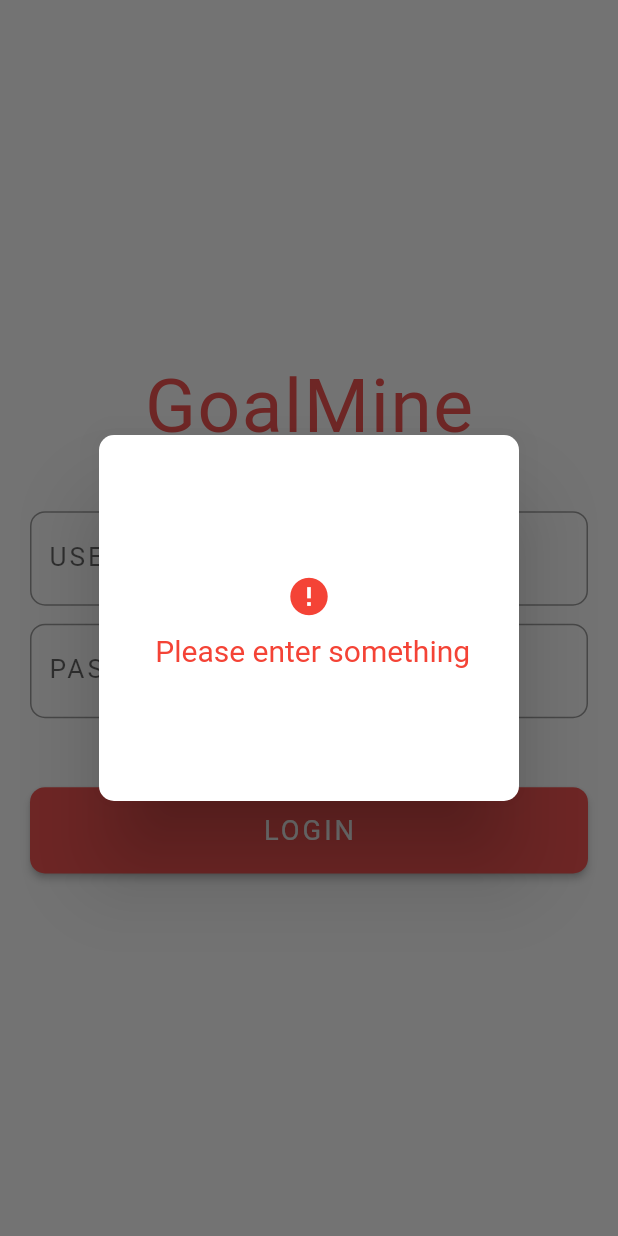
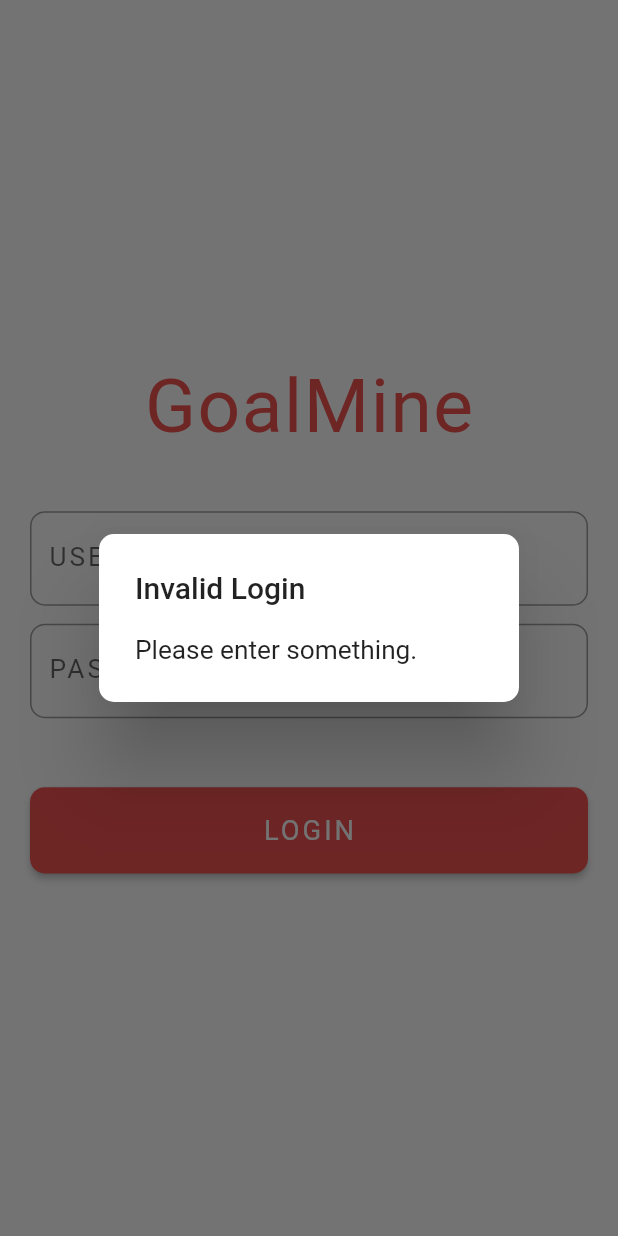
Before and after one commit to jason-engelbrecht/goalmine_mobile, a Flutter app: the screen it shows after launch, after a tap on "LOGIN", on a phone screen of 412 x 824 dp. Run offline on Flutter 3.47's test engine with Material 2 defaults, Android fonts, the phone set to English and light mode, and no system bars; our stand-ins replace shared_preferences; network calls fail.

Commit message:
Refactor login page

```diff
--- a/lib/ui/login.dart
+++ b/lib/ui/login.dart
@@ -14,6 +14,7 @@ class LoginState extends State<Login> {
   final double _formMargin = 40.0;
   final double _borderRadius = 10.0;
   final double _letterSpacing = 2.0;
+  final primaryColor = Colors.red[400];
 
   TextEditingController _usernameController = TextEditingController();
   TextEditingController _passwordController = TextEditingController();
@@ -36,24 +37,24 @@ class LoginState extends State<Login> {
                 child: Column(
                     mainAxisAlignment: MainAxisAlignment.center,
                     children: <Widget>[
-                      _header(Colors.red[400]),
-                      _usernameField(textStyle),
-                      _passwordField(textStyle),
-                      _loginButton(Colors.red[400])
+                      _buildHeader(),
+                      _buildUsernameField(textStyle),
+                      _buildPasswordField(textStyle),
+                      _buildLoginButton()
                     ]))));
   }
 
-  Widget _header(Color color) => Container(
+  Widget _buildHeader() => Container(
         margin: EdgeInsets.only(bottom: _formMargin),
         child: Text('GoalMine',
             style: TextStyle(
                 fontSize: 50,
-                color: color,
+                color: primaryColor,
                 fontWeight: FontWeight.w400,
                 letterSpacing: 1.0)),
       );
 
-  Widget _usernameField(TextStyle textStyle) => Padding(
+  Widget _buildUsernameField(TextStyle textStyle) => Padding(
       padding: EdgeInsets.only(bottom: _formFieldPadding),
       child: TextField(
         controller: _usernameController,
@@ -69,7 +70,7 @@ class LoginState extends State<Login> {
                 borderRadius: BorderRadius.circular(_borderRadius))),
       ));
 
-  Widget _passwordField(TextStyle textStyle) => Padding(
+  Widget _buildPasswordField(TextStyle textStyle) => Padding(
       padding:
           EdgeInsets.only(top: _formFieldPadding, bottom: _formFieldPadding),
       child: TextField(
@@ -87,12 +88,12 @@ class LoginState extends State<Login> {
                 borderRadius: BorderRadius.circular(_borderRadius))),
       ));
 
-  Widget _loginButton(Color buttonColor) => Container(
+  Widget _buildLoginButton() => Container(
       height: 57.5,
       margin: EdgeInsets.only(top: _formMargin),
       child: SizedBox.expand(
           child: RaisedButton(
-            color: buttonColor,
+            color: primaryColor,
             textColor: Colors.white,
             shape: RoundedRectangleBorder(
                 borderRadius: BorderRadius.circular(_borderRadius)),
@@ -116,12 +117,12 @@ class LoginState extends State<Login> {
         }
         else {
           setState(() => isLoading = false);
-          _showErrorDialog("Invalid Login");
+          _showErrorDialog("Username and password did not match.");
         }
       });
     }
     else {
-      _showErrorDialog("Please enter something");
+      _showErrorDialog("Please enter something.");
     }
   }
 
@@ -136,22 +137,10 @@ class LoginState extends State<Login> {
       context: context,
       builder: (BuildContext context) {
         return AlertDialog(
+          title: Text('Invalid Login'),
+          content: Text(errorMsg, style: TextStyle(fontSize: 17.5)),
           shape: RoundedRectangleBorder(
-              borderRadius: BorderRadius.circular(_borderRadius)),
-          title: SizedBox(
-            height: 200,
-            width: 200,
-            child: Column(
-                mainAxisAlignment: MainAxisAlignment.center,
-                children: <Widget>[
-                  Container(
-                      margin: EdgeInsets.only(bottom: 10),
-                      child: Icon(Icons.error, color: Colors.red, size: 30)),
-                  Text(' $errorMsg',
-                      style: TextStyle(
-                          color: Colors.red,
-                          fontWeight: FontWeight.w400)),
-                ])));
+              borderRadius: BorderRadius.circular(_borderRadius)));
       },
     );
   }
```
